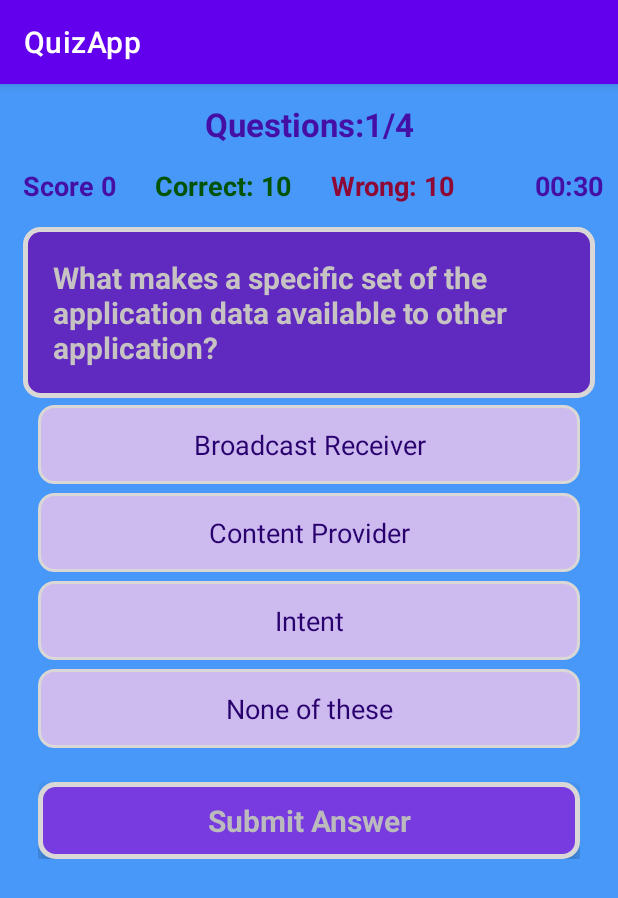
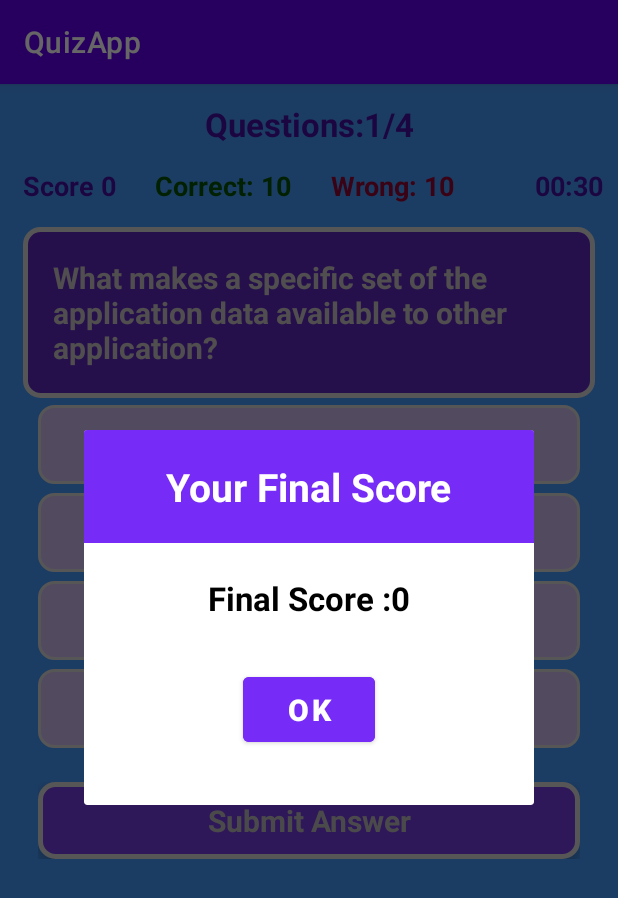
Before and after one commit to ArbeenaKhanum/QuizApp, an Android app: the screen it shows after launch (QuizMainActivity), on a phone screen of 412 x 824 dp. Shown: the top 898 px of the screen. Run offline under Robolectric (Android 15) with nearby library versions, the phone set to English and light mode, and no system bars; our stand-ins replace Room's generated code.

Commit message:
Dialogs for final, correct and wrong scores added

```diff
--- /dev/null
+++ b/OuizAppProject/app/src/main/java/com/example/quizapp/CorrectScoreDialog.java
@@ -0,0 +1,46 @@
+package com.example.quizapp;
+
+import android.app.Dialog;
+import android.content.Context;
+import android.content.Intent;
+import android.view.View;
+import android.widget.Button;
+import android.widget.TextView;
+
+import com.example.quizapp.activities.QuizMainActivity;
+
+public class CorrectScoreDialog {
+
+    private Context mContext;
+    private Dialog correctScoreDialog;
+    private TextView tvCorrectScore;
+
+
+    public CorrectScoreDialog(Context context) {
+        mContext = context;
+    }
+
+    public void correctScoreDialog(int totalScore) {
+        correctScoreDialog = new Dialog(mContext);
+        correctScoreDialog.setContentView(R.layout.correct_dialog);
+
+        final Button btnFinalScore = correctScoreDialog.findViewById(R.id.ibScoreDialog);
+        answerScore(totalScore);
+        btnFinalScore.setOnClickListener(new View.OnClickListener() {
+            @Override
+            public void onClick(View v) {
+                correctScoreDialog.dismiss();
+            }
+        });
+
+        correctScoreDialog.show();
+        correctScoreDialog.setCancelable(false);
+        correctScoreDialog.setCanceledOnTouchOutside(false);
+    }
+
+    private void answerScore(int totalScore) {
+        tvCorrectScore = correctScoreDialog.findViewById(R.id.tvScoreDialog);
+        tvCorrectScore.setText("Score: " + String.valueOf(totalScore));
+    }
+
+}
--- /dev/null
+++ b/OuizAppProject/app/src/main/java/com/example/quizapp/FinalScoreDialog.java
@@ -0,0 +1,63 @@
+package com.example.quizapp;
+
+import android.app.Dialog;
+import android.content.Context;
+import android.content.Intent;
+import android.view.View;
+import android.widget.Button;
+import android.widget.TextView;
+
+import com.example.quizapp.activities.QuizMainActivity;
+
+public class FinalScoreDialog {
+
+    private Context mContext;
+    private Dialog finalScoreDialog;
+    private TextView tvFinalScore;
+
+
+    public FinalScoreDialog(Context context) {
+        mContext = context;
+    }
+
+    public void finalScoreDialog(int correctAnswer, int wrongAnswer, int totalSizeOfQuizQuestions) {
+        finalScoreDialog = new Dialog(mContext);
+        finalScoreDialog.setContentView(R.layout.final_score_dialog);
+
+        final Button btnFinalScore = finalScoreDialog.findViewById(R.id.ibFinalDialog);
+        finalScore(correctAnswer, wrongAnswer, totalSizeOfQuizQuestions);
+        btnFinalScore.setOnClickListener(new View.OnClickListener() {
+            @Override
+            public void onClick(View v) {
+                finalScoreDialog.dismiss();
+                Intent quizIntent = new Intent(mContext, QuizMainActivity.class);
+                mContext.startActivity(quizIntent);
+            }
+        });
+
+        finalScoreDialog.show();
+        finalScoreDialog.setCancelable(false);
+        finalScoreDialog.setCanceledOnTouchOutside(false);
+    }
+
+    private void finalScore(int correctAnswer, int wrongAnswer, int totalSizeOfQuizQuestions) {
+        int tempScore = 0;
+        tvFinalScore = finalScoreDialog.findViewById(R.id.tvFinalScoreDialog);
+        if (correctAnswer == totalSizeOfQuizQuestions) {
+            tempScore = (correctAnswer * 20) - (wrongAnswer * 5);
+            tvFinalScore.setText("Final Score :" + String.valueOf(tempScore));
+        } else if (wrongAnswer == totalSizeOfQuizQuestions){
+            tempScore = 0;
+            tvFinalScore.setText("Final Score :" + String.valueOf(tempScore));
+        } else if (correctAnswer > wrongAnswer) {
+            tempScore = (correctAnswer * 20) - (wrongAnswer * 5);
+            tvFinalScore.setText("Final Score :" + String.valueOf(tempScore));
+        } else if (wrongAnswer > correctAnswer) {
+            tempScore = (wrongAnswer * 5) - (correctAnswer - 20) ;
+            tvFinalScore.setText("Final Score :" + String.valueOf(tempScore));
+        } else if (wrongAnswer == correctAnswer) {
+            tempScore = (correctAnswer * 20) - (wrongAnswer * 5 );
+            tvFinalScore.setText("Final Score :" + String.valueOf(tempScore));
+        }
+    }
+}
--- /dev/null
+++ b/OuizAppProject/app/src/main/java/com/example/quizapp/WrongScoreDialog.java
@@ -0,0 +1,41 @@
+package com.example.quizapp;
+
+import android.app.Dialog;
+import android.content.Context;
+import android.content.Intent;
+import android.view.View;
+import android.widget.Button;
+import android.widget.TextView;
+
+import com.example.quizapp.activities.QuizMainActivity;
+
+public class WrongScoreDialog {
+
+    private Context mContext;
+    private Dialog wrongScoreDialog;
+    TextView tvWrongScore;
+
+
+    public WrongScoreDialog(Context context) {
+        mContext = context;
+    }
+
+    public void wrongScoreDialog(String correctAnswer) {
+        wrongScoreDialog = new Dialog(mContext);
+        wrongScoreDialog.setContentView(R.layout.wrong_dialog);
+        tvWrongScore = wrongScoreDialog.findViewById(R.id.tvCorrectAnswerDialog);
+        tvWrongScore.setText("Correct Answer" + correctAnswer);
+
+        final Button btnFinalScore = wrongScoreDialog.findViewById(R.id.ibWrongDialog);
+        btnFinalScore.setOnClickListener(new View.OnClickListener() {
+            @Override
+            public void onClick(View v) {
+                wrongScoreDialog.dismiss();
+            }
+        });
+
+        wrongScoreDialog.show();
+        wrongScoreDialog.setCancelable(false);
+        wrongScoreDialog.setCanceledOnTouchOutside(false);
+    }
+}
--- a/OuizAppProject/app/src/main/java/com/example/quizapp/activities/QuizMainActivity.java
+++ b/OuizAppProject/app/src/main/java/com/example/quizapp/activities/QuizMainActivity.java
@@ -19,7 +19,10 @@ import androidx.lifecycle.Observer;
 import androidx.lifecycle.ViewModelProvider;
 import androidx.lifecycle.ViewModelProviders;
 
+import com.example.quizapp.CorrectScoreDialog;
+import com.example.quizapp.FinalScoreDialog;
 import com.example.quizapp.R;
+import com.example.quizapp.WrongScoreDialog;
 import com.example.quizapp.database.Questions;
 import com.example.quizapp.viewmodel.QuestionsViewModel;
 
@@ -42,6 +45,10 @@ public class QuizMainActivity extends AppCompatActivity {
     private int questionCounter = 0, questionsTotalCount;
     private ColorStateList tvColorButton;
     private Handler handler = new Handler();
+    private FinalScoreDialog finalScoreDialog;
+    private WrongScoreDialog wrongScoreDialog;
+    private CorrectScoreDialog correctScoreDialog;
+    private int totalSizeOfQuizQuestions;
 
     @Override
     protected void onCreate(Bundle savedInstanceState) {
@@ -49,6 +56,9 @@ public class QuizMainActivity extends AppCompatActivity {
         setContentView(R.layout.activity_main_quiz);
         initViews();
         tvColorButton = optionOne.getTextColors();
+        finalScoreDialog = new FinalScoreDialog(this);
+        wrongScoreDialog = new WrongScoreDialog(this);
+        correctScoreDialog = new CorrectScoreDialog(this);
 
         questionsViewModel = ViewModelProviders.of(this).get(QuestionsViewModel.class);
         questionsViewModel.getAllQuestions().observe(this, new Observer<List<Questions>>() {
@@ -141,6 +151,8 @@ public class QuizMainActivity extends AppCompatActivity {
                     score += 10;
                     mTvQuestionsScore.setText("Score: " + String.valueOf(score));
 
+                    correctScoreDialog.correctScoreDialog(score);
+
                     handler.postDelayed(new Runnable() {
                         @Override
                         public void run() {
@@ -153,6 +165,8 @@ public class QuizMainActivity extends AppCompatActivity {
                     changeToIncorrectColor(radioBtnSelected);
                     wrongAnswer++;
                     mTvQuestionsWrong.setText("Wrong: " + String.valueOf(wrongAnswer));
+                    final String correctAnswer = (String) optionOne.getText();
+                    wrongScoreDialog.wrongScoreDialog(correctAnswer);
 
                     handler.postDelayed(new Runnable() {
                         @Override
@@ -172,6 +186,8 @@ public class QuizMainActivity extends AppCompatActivity {
                     score += 10;
                     mTvQuestionsScore.setText("Score: " + String.valueOf(score));
 
+                    correctScoreDialog.correctScoreDialog(score);
+
                     handler.postDelayed(new Runnable() {
                         @Override
                         public void run() {
@@ -183,6 +199,8 @@ public class QuizMainActivity extends AppCompatActivity {
                     changeToIncorrectColor(radioBtnSelected);
                     wrongAnswer++;
                     mTvQuestionsWrong.setText("Wrong: " + String.valueOf(wrongAnswer));
+                    final String correctAnswer = (String) optionTwo.getText();
+                    wrongScoreDialog.wrongScoreDialog(correctAnswer);
 
                     handler.postDelayed(new Runnable() {
                         @Override
@@ -201,6 +219,8 @@ public class QuizMainActivity extends AppCompatActivity {
                     score += 10;
                     mTvQuestionsScore.setText("Score: " + String.valueOf(score));
 
+                    correctScoreDialog.correctScoreDialog(score);
+
                     handler.postDelayed(new Runnable() {
                         @Override
                         public void run() {
@@ -212,6 +232,8 @@ public class QuizMainActivity extends AppCompatActivity {
                     changeToIncorrectColor(radioBtnSelected);
                     wrongAnswer++;
                     mTvQuestionsWrong.setText("Wrong: " + String.valueOf(wrongAnswer));
+                    final String correctAnswer = (String) optionThree.getText();
+                    wrongScoreDialog.wrongScoreDialog(correctAnswer);
 
                     handler.postDelayed(new Runnable() {
                         @Override
@@ -230,6 +252,8 @@ public class QuizMainActivity extends AppCompatActivity {
                     score += 10;
                     mTvQuestionsScore.setText("Score: " + String.valueOf(score));
 
+                    correctScoreDialog.correctScoreDialog(score);
+
                     handler.postDelayed(new Runnable() {
                         @Override
                         public void run() {
@@ -241,6 +265,8 @@ public class QuizMainActivity extends AppCompatActivity {
                     changeToIncorrectColor(radioBtnSelected);
                     wrongAnswer++;
                     mTvQuestionsWrong.setText("Wrong: " + String.valueOf(wrongAnswer));
+                    final String correctAnswer = (String) optionFour.getText();
+                    wrongScoreDialog.wrongScoreDialog(correctAnswer);
 
                     handler.postDelayed(new Runnable() {
                         @Override
@@ -293,8 +319,14 @@ public class QuizMainActivity extends AppCompatActivity {
 
         } else {
             Toast.makeText(this, "Quiz Over", Toast.LENGTH_SHORT).show();
-            Intent restartQuizIntent = new Intent(getApplicationContext(), QuizMainActivity.class);
-            startActivity(restartQuizIntent);
+            totalSizeOfQuizQuestions = questionsList.size();
+
+            handler.postDelayed(new Runnable() {
+                @Override
+                public void run() {
+                    finalScoreDialog.finalScoreDialog(correctAnswer, wrongAnswer, totalSizeOfQuizQuestions);
+                }
+            }, 2000);
         }
 
     }
--- a/OuizAppProject/app/src/main/res/drawable/answer_correct_selected.xml
+++ b/OuizAppProject/app/src/main/res/drawable/answer_correct_selected.xml
@@ -2,7 +2,7 @@
 <shape xmlns:android="http://schemas.android.com/apk/res/android"
     android:shape="rectangle">
     <corners android:radius="10dp"/>
-    <solid android:color="#4CAF50"/>
+    <solid android:color="#2AA62F"/>
     <stroke android:color="@android:color/black"
         android:width="3dp"/>
 </shape>
--- a/OuizAppProject/app/src/main/res/drawable/answer_wrong_selected.xml
+++ b/OuizAppProject/app/src/main/res/drawable/answer_wrong_selected.xml
@@ -2,7 +2,7 @@
 <shape xmlns:android="http://schemas.android.com/apk/res/android"
     android:shape="rectangle">
     <corners android:radius="10dp"/>
-    <solid android:color="#F44336"/>
+    <solid android:color="#E41B1B"/>
     <stroke android:color="@android:color/black"
         android:width="3dp"/>
 </shape>
--- /dev/null
+++ b/OuizAppProject/app/src/main/res/layout/final_score_dialog.xml
@@ -0,0 +1,56 @@
+<?xml version="1.0" encoding="utf-8"?>
+<LinearLayout xmlns:android="http://schemas.android.com/apk/res/android"
+    android:layout_width="300dp"
+    android:layout_height="250dp"
+    android:layout_gravity="center"
+    android:orientation="vertical">
+
+    <LinearLayout
+        android:layout_width="match_parent"
+        android:layout_height="wrap_content"
+        android:background="#762BF6"
+        android:orientation="vertical"
+        android:paddingTop="20dp"
+        android:paddingBottom="20dp">
+
+        <TextView
+            android:id="@+id/tvFinalScore"
+            android:layout_width="wrap_content"
+            android:layout_height="wrap_content"
+            android:layout_gravity="center"
+            android:text="Your Final Score"
+            android:textColor="@color/white"
+            android:textSize="26sp"
+            android:textStyle="bold" />
+
+    </LinearLayout>
+
+    <TextView
+        android:id="@+id/tvFinalScoreDialog"
+        android:layout_width="wrap_content"
+        android:layout_height="wrap_content"
+        android:layout_gravity="center"
+        android:layout_margin="12dp"
+        android:paddingLeft="20dp"
+        android:paddingTop="10dp"
+        android:paddingRight="20dp"
+        android:paddingBottom="10dp"
+        android:text="Final Score: "
+        android:textColor="@color/black"
+        android:textSize="22sp"
+        android:textStyle="bold" />
+
+    <Button
+        android:id="@+id/ibFinalDialog"
+        android:layout_width="wrap_content"
+        android:layout_height="wrap_content"
+        android:layout_gravity="center"
+        android:layout_margin="10dp"
+        android:backgroundTint="#762BF6"
+        android:padding="8dp"
+        android:text="OK"
+        android:textColor="@color/white"
+        android:textSize="20sp"
+        android:textStyle="bold" />
+
+</LinearLayout>
```
Also changed, not shown: OuizAppProject/app/src/main/res/layout/correct_dialog.xml (added, +58 -0 lines), OuizAppProject/app/src/main/res/layout/wrong_dialog.xml (added, +58 -0 lines).
